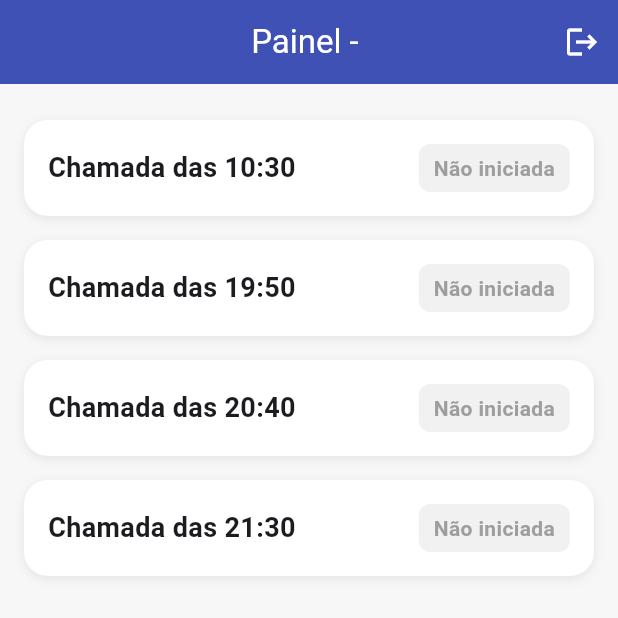
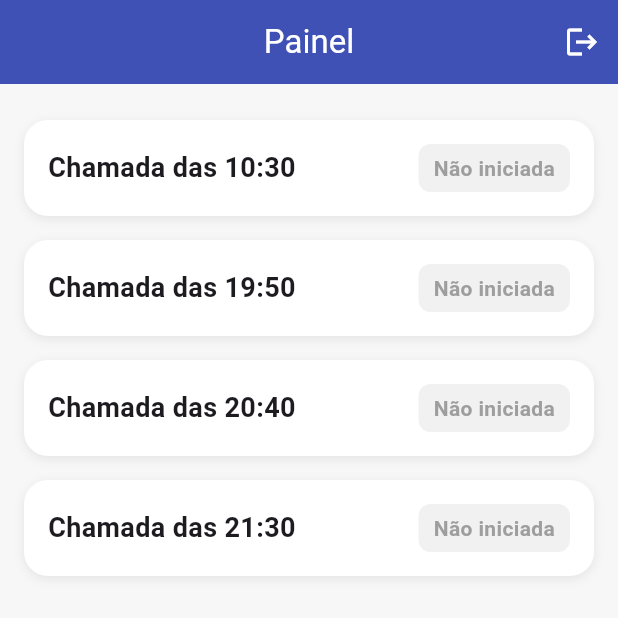
Before and after one commit to Lucas-Leal-Oliveira05/App_chamada, a Flutter app: the HomePage screen opened directly with empty values, on a phone screen of 412 x 824 dp, the top half of it. Run offline on Flutter 3.47's test engine with Material 3 defaults, Android fonts, the phone set to English and light mode, and no system bars; our stand-ins replace csv.

Commit message:
Professor + interface
realizei algumas mudanças de interface e adicionei a funcionalidade de realizar login como professor (leva para uma home sem a tela do painel)

```diff
--- a/lib/telas/home.dart
+++ b/lib/telas/home.dart
@@ -7,8 +7,13 @@ import 'login.dart'; // importa a tela de login
 
 class HomePage extends StatefulWidget {
   final String usuarioLogado;
+  final String tipo; // 'aluno' ou 'professor'
 
-  const HomePage({super.key, required this.usuarioLogado});
+  const HomePage({
+    super.key,
+    required this.usuarioLogado,
+    required this.tipo,
+  });
 
   @override
   State<HomePage> createState() => _HomePageState();
@@ -19,7 +24,6 @@ class _HomePageState extends State<HomePage> {
   final controller = ChamadaController();
 
   void _logout() {
-    // Mostra um diálogo de confirmação
     showDialog(
       context: context,
       builder: (context) => AlertDialog(
@@ -27,13 +31,12 @@ class _HomePageState extends State<HomePage> {
         content: const Text('Tem certeza que deseja sair?'),
         actions: [
           TextButton(
-            onPressed: () => Navigator.pop(context), // fecha o diálogo
+            onPressed: () => Navigator.pop(context),
             child: const Text('Cancelar'),
           ),
           ElevatedButton(
             onPressed: () {
-              Navigator.pop(context); // fecha o diálogo
-              // Substitui toda a pilha de navegação e volta para o login
+              Navigator.pop(context);
               Navigator.pushAndRemoveUntil(
                 context,
                 MaterialPageRoute(builder: (_) => const LoginPage()),
@@ -53,20 +56,52 @@ class _HomePageState extends State<HomePage> {
 
   @override
   Widget build(BuildContext context) {
-    final paginas = [
+    // 🔹 Verifica se é professor
+    final bool isProfessor = widget.tipo == 'professor';
+
+    // 🔹 Define páginas conforme o tipo
+    final paginas = isProfessor
+        ? [
+            HistoricoPage(controller: controller),
+            ExportPage(controller: controller),
+          ]
+        : [
             PainelStatusPage(
               controller: controller,
               usuarioLogado: widget.usuarioLogado,
+              professor: false, // aluno
             ),
             HistoricoPage(controller: controller),
             ExportPage(controller: controller),
           ];
 
-    final titulos = ['Painel', 'Histórico', 'Exportar'];
+    // 🔹 Define títulos e itens do menu
+    final titulos = isProfessor
+        ? ['Histórico', 'Exportar']
+        : ['Painel', 'Histórico', 'Exportar'];
+
+    final itens = isProfessor
+        ? const [
+            BottomNavigationBarItem(
+                icon: Icon(Icons.history), label: 'Histórico'),
+            BottomNavigationBarItem(
+                icon: Icon(Icons.file_download), label: 'Exportar'),
+          ]
+        : const [
+            BottomNavigationBarItem(
+                icon: Icon(Icons.dashboard), label: 'Painel'),
+            BottomNavigationBarItem(
+                icon: Icon(Icons.history), label: 'Histórico'),
+            BottomNavigationBarItem(
+                icon: Icon(Icons.file_download), label: 'Exportar'),
+          ];
+
+    // 🔹 Garante que o índice não ultrapasse o número de páginas
+    if (_selectedIndex >= paginas.length) _selectedIndex = 0;
 
     return Scaffold(
       appBar: AppBar(
-        title: Text('${titulos[_selectedIndex]} - ${widget.usuarioLogado}'),
+        title: Text(titulos[_selectedIndex]),
         actions: [
           IconButton(
             icon: const Icon(Icons.logout),
@@ -82,11 +117,7 @@ class _HomePageState extends State<HomePage> {
       bottomNavigationBar: BottomNavigationBar(
         currentIndex: _selectedIndex,
         onTap: (index) => setState(() => _selectedIndex = index),
-        items: const [
-          BottomNavigationBarItem(icon: Icon(Icons.dashboard), label: 'Painel'),
-          BottomNavigationBarItem(icon: Icon(Icons.history), label: 'Histórico'),
-          BottomNavigationBarItem(icon: Icon(Icons.file_download), label: 'Exportar'),
-        ],
+        items: itens,
       ),
     );
   }
--- a/lib/telas/painel.dart
+++ b/lib/telas/painel.dart
@@ -7,10 +7,14 @@ import 'presenca.dart';
 class PainelStatusPage extends StatefulWidget {
   final ChamadaController controller;
   final String usuarioLogado;
+  final bool professor; // ✅ tipo de conta (true = professor)
 
-  const PainelStatusPage({super.key,
+  const PainelStatusPage({
+    super.key,
     required this.controller,
-                          required this.usuarioLogado,});
+    required this.usuarioLogado,
+    required this.professor,
+  });
 
   @override
   State<PainelStatusPage> createState() => _PainelStatusPageState();
@@ -22,7 +26,7 @@ class _PainelStatusPageState extends State<PainelStatusPage> {
   @override
   void initState() {
     super.initState();
-    // Atualiza a tela automaticamente
+    // Atualiza o painel automaticamente a cada 10s
     _timer = Timer.periodic(const Duration(seconds: 10), (_) {
       setState(() {});
     });
@@ -90,7 +94,7 @@ class _PainelStatusPageState extends State<PainelStatusPage> {
             child: Column(
               crossAxisAlignment: CrossAxisAlignment.start,
               children: [
-                // Cabeçalho sempre visível
+                // Cabeçalho
                 Row(
                   mainAxisAlignment: MainAxisAlignment.spaceBetween,
                   children: [
@@ -121,7 +125,7 @@ class _PainelStatusPageState extends State<PainelStatusPage> {
                   ],
                 ),
 
-                // Expansão suave só durante a chamada
+                // Expansão suave quando a chamada está aberta
                 AnimatedCrossFade(
                   duration: const Duration(milliseconds: 400),
                   crossFadeState: emAndamento
@@ -133,20 +137,23 @@ class _PainelStatusPageState extends State<PainelStatusPage> {
                     child: Column(
                       children: [
                         const Text(
-                          'A chamada está aberta! Os alunos podem registrar presença agora.',
+                          'A chamada está aberta!',
                           textAlign: TextAlign.center,
                           style: TextStyle(fontSize: 14),
                         ),
                         const SizedBox(height: 12),
+
+                        // ✅ Só exibe o botão se NÃO for professor
+                        if (!widget.professor)
                           ElevatedButton.icon(
-                          icon: const Icon(Icons.check_circle_outline),
-                          label: const Text('Ir para Presença'),
+                            icon: const Icon(Icons.how_to_reg),
+                            label: const Text('Ir para presença'),
                             style: ElevatedButton.styleFrom(
                               backgroundColor: Colors.indigo,
                               foregroundColor: Colors.white,
                               padding: const EdgeInsets.symmetric(
-                              horizontal: 24,
-                              vertical: 12,
+                                horizontal: 32,
+                                vertical: 14,
                               ),
                               shape: RoundedRectangleBorder(
                                 borderRadius: BorderRadius.circular(12),
@@ -156,9 +163,10 @@ class _PainelStatusPageState extends State<PainelStatusPage> {
                               Navigator.push(
                                 context,
                                 MaterialPageRoute(
-                                builder: (_) =>
-                                    PresencaPage(controller: widget.controller,
-                                                usuarioLogado: widget.usuarioLogado,),
+                                  builder: (_) => PresencaPage(
+                                    controller: widget.controller,
+                                    usuarioLogado: widget.usuarioLogado,
+                                  ),
                                 ),
                               );
                             },
```
Also changed, not shown: lib/telas/login.dart (+23 -42 lines), lib/telas/presenca.dart (+21 -18 lines), 1 other file. Lines whose indentation alone changed are shown as unchanged.
